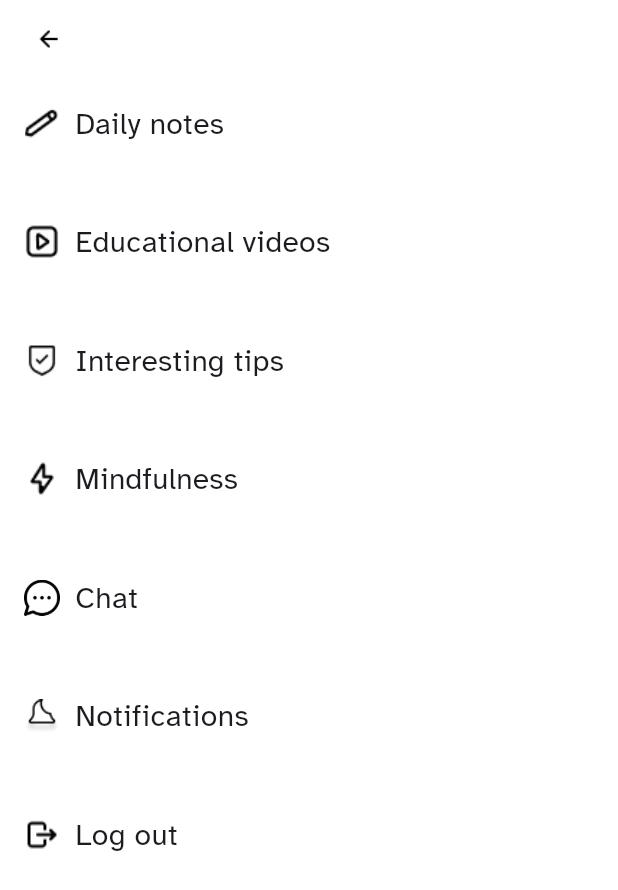
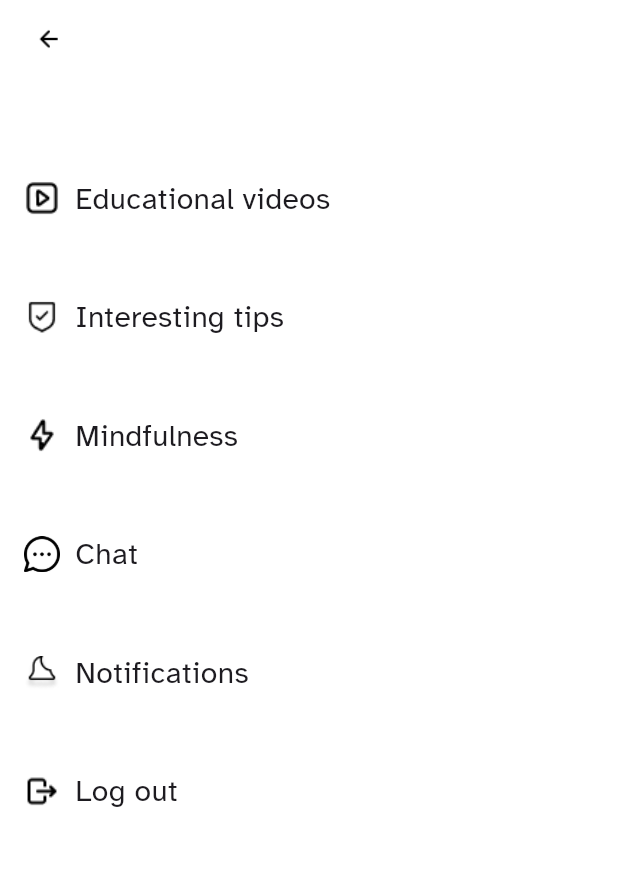
Before and after one commit to zamalex/adhd, a Flutter app: the SideMenuScreen screen opened by its route, on a phone screen of 412 x 824 dp. Shown: the top 890 px of the screen. Run offline on Flutter 3.47's test engine with Material 3 defaults, Android fonts, the phone set to English and light mode, and no system bars; our stand-ins replace another_flushbar, audioplayers, awesome_dialog, bloc, cached_network_image, confetti and 5 more; missing offline and left inert: flutter_onboard, record, voice_message_package, webview_flutter_android, webview_flutter_wkwebview; accounts and stored records are empty; network calls fail.

Commit message:
submit questions

```diff
--- a/lib/Controllers/Utilites/urls.dart
+++ b/lib/Controllers/Utilites/urls.dart
@@ -30,7 +30,7 @@ class URL {
   static String POST_ROUTIN_URL = DOMAIN_WITH_PARTITION + "RouitnePointAnswer";
   static String POST_CHILD_ROUTIN_URL = DOMAIN_WITH_PARTITION + "PatientRoutineAnswer";
   static String GET_SUB_URL = DOMAIN_WITH_PARTITION + "Sub";
-  static String GET_DAILY_NOTES_QUESTIONS_URL = DOMAIN_WITH_PARTITION + "TrainerReportQuestions";
+  static String GET_DAILY_NOTES_QUESTIONS_URL = DOMAIN_WITH_PARTITION + "AllReports";
   static String SUBMIT_SUB_USER_ANSWER_URL = DOMAIN_WITH_PARTITION + "ReportAnswer/Parent";
 
   static String userID='';
--- a/lib/Screens/SideMenu/Daliy notes/bloc/daily_notes_bloc.dart
+++ b/lib/Screens/SideMenu/Daliy notes/bloc/daily_notes_bloc.dart
@@ -75,14 +75,12 @@ class DailyNotesCubit extends Cubit<DailyNotesState> {
       answers.add(t);
     });
     request.putIfAbsent('reportQIDAndA', () =>answers);
-    print('request : ${jsonEncode(request)}');
 
     try {
       Map result  = await RoutinController.submiSubUserAnswers(request);
 
       bool success = result['success'];
 
-      print(result['message']);
 
       if(success){
         emit(DailyNotesDoneState(result['message']));
--- a/lib/Screens/SideMenu/sidemenu_screen.dart
+++ b/lib/Screens/SideMenu/sidemenu_screen.dart
@@ -34,6 +34,7 @@ class SideMenuScreen extends StatelessWidget {
       body: Padding(
         padding: EdgeInsets.all(16),
         child: ListView(children: [
+          if(URL.userType=='Trainer'|| URL.userType=='ADHDAppPsycho')
            sideMenuRow(
              title: "Daily notes",
              visable: true,
```
Also changed, not shown: lib/Screens/SideMenu/Daliy notes/daily_notes_questions.dart (+6 -1 lines).
